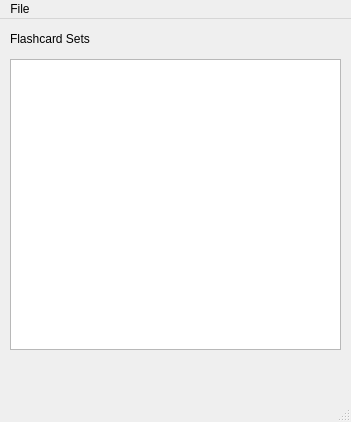
This is mainwindow.ui in toasted226/qflashcards as Qt 5 draws it before an edit. The edited form follows.
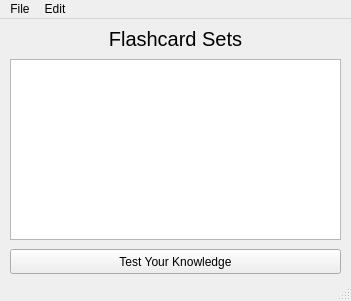
This is the edited form.

Diff of the .ui file:
```diff
--- a/mainwindow.ui
+++ b/mainwindow.ui
@@ -7,7 +7,7 @@
     <x>0</x>
     <y>0</y>
     <width>351</width>
-    <height>422</height>
+    <height>301</height>
    </rect>
   </property>
   <property name="windowTitle">
@@ -20,7 +20,7 @@
       <x>10</x>
       <y>40</y>
       <width>331</width>
-      <height>291</height>
+      <height>181</height>
      </rect>
     </property>
    </widget>
@@ -28,14 +28,38 @@
     <property name="geometry">
      <rect>
       <x>10</x>
-      <y>9</y>
+      <y>-1</y>
       <width>331</width>
-      <height>21</height>
+      <height>41</height>
      </rect>
     </property>
+    <property name="font">
+     <font>
+      <family>Ubuntu</family>
+      <pointsize>15</pointsize>
+      <weight>50</weight>
+      <bold>false</bold>
+     </font>
+    </property>
     <property name="text">
      <string>Flashcard Sets</string>
     </property>
+    <property name="alignment">
+     <set>Qt::AlignCenter</set>
+    </property>
+   </widget>
+   <widget class="QPushButton" name="testButton">
+    <property name="geometry">
+     <rect>
+      <x>10</x>
+      <y>230</y>
+      <width>331</width>
+      <height>25</height>
+     </rect>
+    </property>
+    <property name="text">
+     <string>Test Your Knowledge</string>
+    </property>
    </widget>
   </widget>
   <widget class="QStatusBar" name="statusbar"/>
@@ -52,21 +76,17 @@
     <property name="title">
      <string>File</string>
     </property>
-    <widget class="QMenu" name="menuNew">
-     <property name="title">
-      <string>New...</string>
-     </property>
-     <addaction name="actionFlashcard_Set"/>
-    </widget>
-    <widget class="QMenu" name="menuOpen">
-     <property name="title">
-      <string>Open</string>
-     </property>
-    </widget>
-    <addaction name="menuNew"/>
-    <addaction name="menuOpen"/>
+    <addaction name="actionNew_Flashcard_Set"/>
+   </widget>
+   <widget class="QMenu" name="menuEdit">
+    <property name="title">
+     <string>Edit</string>
+    </property>
+    <addaction name="actionAdd_Flashcards"/>
+    <addaction name="actionEdit_Flashcard_Set"/>
    </widget>
    <addaction name="menuFile"/>
+   <addaction name="menuEdit"/>
   </widget>
   <action name="actionFlashcard_Set">
    <property name="text">
```
Left out of the diff: 13 changed lines with no effect on the pictures.
